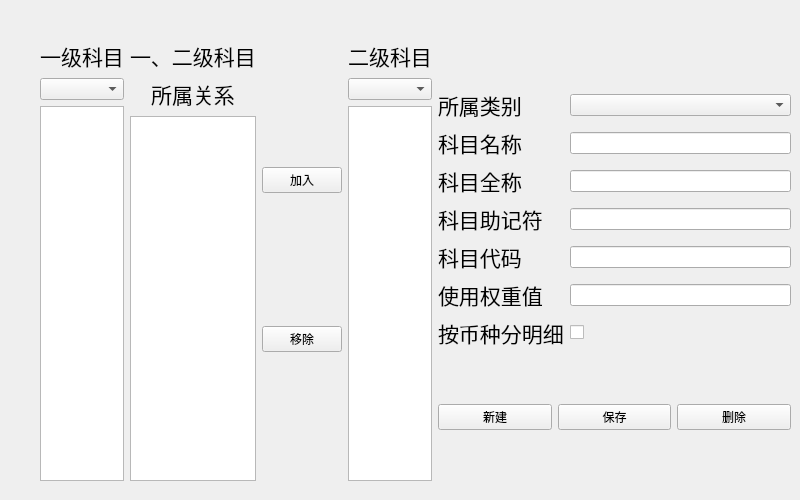
Above: forms/sndsubconfig.ui from wangkungit5905/PzAssistant before the change. Below: the same form after it.
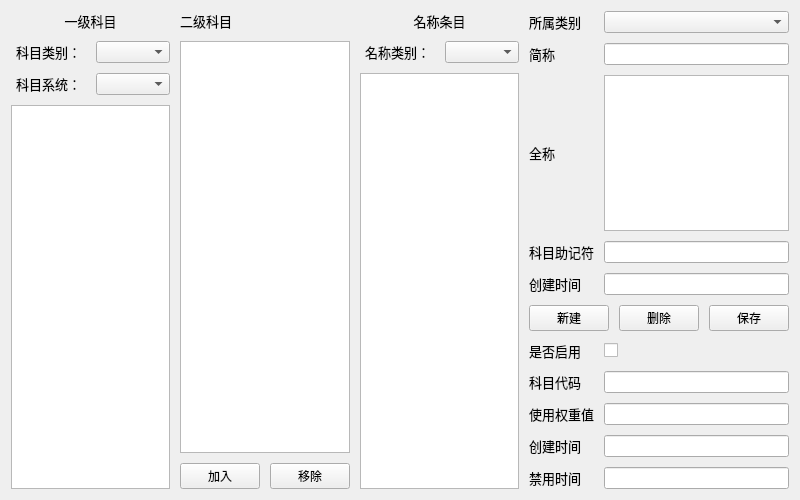
That is the form after the change. Custom widgets are drawn as their Qt base class.

What changed in the file:
```diff
--- a/forms/sndsubconfig.ui
+++ b/forms/sndsubconfig.ui
@@ -13,25 +13,17 @@
   <property name="windowTitle">
    <string>Form</string>
   </property>
-  <widget class="QWidget" name="layoutWidget">
-   <property name="geometry">
-    <rect>
-     <x>40</x>
-     <y>40</y>
-     <width>751</width>
-     <height>441</height>
-    </rect>
+  <layout class="QHBoxLayout" name="horizontalLayout_4">
+   <property name="spacing">
+    <number>10</number>
    </property>
-   <layout class="QHBoxLayout" name="mlayout" stretch="2,3">
-    <item>
-     <layout class="QHBoxLayout" name="horizontalLayout">
       <item>
        <layout class="QVBoxLayout" name="verticalLayout">
         <item>
          <widget class="QLabel" name="label">
           <property name="font">
            <font>
-            <pointsize>16</pointsize>
+         <pointsize>10</pointsize>
            </font>
           </property>
           <property name="text">
@@ -43,8 +35,45 @@
          </widget>
         </item>
         <item>
+      <layout class="QGridLayout" name="gridLayout_3">
+       <item row="0" column="0">
+        <widget class="QLabel" name="label_4">
+         <property name="font">
+          <font>
+           <pointsize>10</pointsize>
+          </font>
+         </property>
+         <property name="text">
+          <string>科目类别：</string>
+         </property>
+         <property name="alignment">
+          <set>Qt::AlignCenter</set>
+         </property>
+        </widget>
+       </item>
+       <item row="0" column="1">
          <widget class="QComboBox" name="cmbFst"/>
         </item>
+       <item row="1" column="0">
+        <widget class="QLabel" name="label_15">
+         <property name="font">
+          <font>
+           <pointsize>10</pointsize>
+          </font>
+         </property>
+         <property name="text">
+          <string>科目系统：</string>
+         </property>
+         <property name="alignment">
+          <set>Qt::AlignCenter</set>
+         </property>
+        </widget>
+       </item>
+       <item row="1" column="1">
+        <widget class="QComboBox" name="comboBox"/>
+       </item>
+      </layout>
+     </item>
         <item>
          <widget class="QListView" name="lstFst"/>
         </item>
@@ -56,36 +85,19 @@
          <widget class="QLabel" name="label_2">
           <property name="font">
            <font>
-            <pointsize>16</pointsize>
+         <pointsize>10</pointsize>
            </font>
           </property>
           <property name="text">
-           <string>一、二级科目</string>
-          </property>
-         </widget>
-        </item>
-        <item>
-         <widget class="QLabel" name="label_4">
-          <property name="font">
-           <font>
-            <pointsize>16</pointsize>
-           </font>
-          </property>
-          <property name="text">
-           <string>所属关系</string>
-          </property>
-          <property name="alignment">
-           <set>Qt::AlignCenter</set>
+        <string>二级科目</string>
           </property>
          </widget>
         </item>
         <item>
          <widget class="QListView" name="lstOwnership"/>
         </item>
-       </layout>
-      </item>
       <item>
-       <layout class="QVBoxLayout" name="verticalLayout_3">
+      <layout class="QHBoxLayout" name="horizontalLayout">
         <item>
          <widget class="QPushButton" name="btnAddTo">
           <property name="text">
@@ -102,17 +114,36 @@
         </item>
        </layout>
       </item>
+    </layout>
+   </item>
       <item>
-       <layout class="QVBoxLayout" name="verticalLayout_4">
+    <layout class="QVBoxLayout" name="verticalLayout_3">
         <item>
          <widget class="QLabel" name="label_3">
           <property name="font">
            <font>
-            <pointsize>16</pointsize>
+         <pointsize>10</pointsize>
            </font>
           </property>
           <property name="text">
-           <string>二级科目</string>
+        <string>名称条目</string>
+       </property>
+       <property name="alignment">
+        <set>Qt::AlignCenter</set>
+       </property>
+      </widget>
+     </item>
+     <item>
+      <layout class="QHBoxLayout" name="horizontalLayout_3">
+       <item>
+        <widget class="QLabel" name="label_16">
+         <property name="font">
+          <font>
+           <pointsize>10</pointsize>
+          </font>
+         </property>
+         <property name="text">
+          <string>名称类别：</string>
           </property>
           <property name="alignment">
            <set>Qt::AlignCenter</set>
@@ -122,22 +153,37 @@
         <item>
          <widget class="QComboBox" name="cmbSnd"/>
         </item>
+      </layout>
+     </item>
         <item>
          <widget class="QListWidget" name="lstSnd"/>
         </item>
        </layout>
       </item>
-     </layout>
-    </item>
     <item>
-     <layout class="QVBoxLayout" name="verticalLayout_5" stretch="6,1">
+    <layout class="QVBoxLayout" name="verticalLayout_4" stretch="2,0,4">
       <item>
-       <layout class="QGridLayout" name="gridLayout">
+      <layout class="QGridLayout" name="gridLayout_2">
+       <item row="2" column="1">
+        <widget class="QPlainTextEdit" name="edtSubLName"/>
+       </item>
+       <item row="2" column="0">
+        <widget class="QLabel" name="label_6">
+         <property name="font">
+          <font>
+           <pointsize>10</pointsize>
+          </font>
+         </property>
+         <property name="text">
+          <string>全称</string>
+         </property>
+        </widget>
+       </item>
         <item row="0" column="0">
          <widget class="QLabel" name="label_10">
           <property name="font">
            <font>
-            <pointsize>16</pointsize>
+           <pointsize>10</pointsize>
            </font>
           </property>
           <property name="text">
@@ -148,41 +194,11 @@
         <item row="0" column="1">
          <widget class="QComboBox" name="cmbClass"/>
         </item>
-        <item row="1" column="0">
-         <widget class="QLabel" name="label_5">
-          <property name="font">
-           <font>
-            <pointsize>16</pointsize>
-           </font>
-          </property>
-          <property name="text">
-           <string>科目名称</string>
-          </property>
-         </widget>
-        </item>
-        <item row="1" column="1">
-         <widget class="QLineEdit" name="edtSubSName"/>
-        </item>
-        <item row="2" column="0">
-         <widget class="QLabel" name="label_6">
-          <property name="font">
-           <font>
-            <pointsize>16</pointsize>
-           </font>
-          </property>
-          <property name="text">
-           <string>科目全称</string>
-          </property>
-         </widget>
-        </item>
-        <item row="2" column="1">
-         <widget class="QLineEdit" name="edtSubLName"/>
-        </item>
         <item row="3" column="0">
          <widget class="QLabel" name="label_7">
           <property name="font">
            <font>
-            <pointsize>16</pointsize>
+           <pointsize>10</pointsize>
            </font>
           </property>
           <property name="text">
@@ -190,56 +206,36 @@
           </property>
          </widget>
         </item>
+       <item row="4" column="0">
+        <widget class="QLabel" name="label_12">
+         <property name="font">
+          <font>
+           <pointsize>10</pointsize>
+          </font>
+         </property>
+         <property name="text">
+          <string>创建时间</string>
+         </property>
+        </widget>
+       </item>
+       <item row="1" column="1">
+        <widget class="QLineEdit" name="edtSubSName"/>
+       </item>
         <item row="3" column="1">
          <widget class="QLineEdit" name="edtRemark"/>
         </item>
-        <item row="4" column="0">
-         <widget class="QLabel" name="label_8">
-          <property name="font">
-           <font>
-            <pointsize>16</pointsize>
-           </font>
-          </property>
-          <property name="text">
-           <string>科目代码</string>
-          </property>
-         </widget>
-        </item>
         <item row="4" column="1">
-         <widget class="QLineEdit" name="edtCode"/>
-        </item>
-        <item row="5" column="0">
-         <widget class="QLabel" name="label_9">
+        <widget class="QLineEdit" name="edtNameCrtDate"/>
+       </item>
+       <item row="1" column="0">
+        <widget class="QLabel" name="label_5">
           <property name="font">
            <font>
-            <pointsize>16</pointsize>
+           <pointsize>10</pointsize>
            </font>
           </property>
           <property name="text">
-           <string>使用权重值</string>
-          </property>
-         </widget>
-        </item>
-        <item row="5" column="1">
-         <widget class="QLineEdit" name="edtWeight"/>
-        </item>
-        <item row="6" column="0">
-         <widget class="QLabel" name="label_11">
-          <property name="font">
-           <font>
-            <family>Andale Mono</family>
-            <pointsize>16</pointsize>
-           </font>
-          </property>
-          <property name="text">
-           <string>按币种分明细</string>
-          </property>
-         </widget>
-        </item>
-        <item row="6" column="1">
-         <widget class="CustomCheckBox" name="chkByMt">
-          <property name="text">
-           <string/>
+          <string>简称</string>
           </property>
          </widget>
         </item>
@@ -254,13 +250,6 @@
           </property>
          </widget>
         </item>
-        <item>
-         <widget class="QPushButton" name="btnSave">
-          <property name="text">
-           <string>保存</string>
-          </property>
-         </widget>
-        </item>
         <item>
          <widget class="QPushButton" name="btnDel">
           <property name="text">
@@ -268,20 +257,102 @@
           </property>
          </widget>
         </item>
-       </layout>
-      </item>
+       <item>
+        <widget class="QPushButton" name="btnSave">
+         <property name="text">
+          <string>保存</string>
+         </property>
+        </widget>
+       </item>
+      </layout>
+     </item>
+     <item>
+      <layout class="QGridLayout" name="gridLayout">
+       <item row="3" column="0">
+        <widget class="QLabel" name="label_13">
+         <property name="font">
+          <font>
+           <pointsize>10</pointsize>
+          </font>
+         </property>
+         <property name="text">
+          <string>创建时间</string>
+         </property>
+        </widget>
+       </item>
+       <item row="3" column="1">
+        <widget class="QLineEdit" name="edtSndSubCrtDate"/>
+       </item>
+       <item row="2" column="0">
+        <widget class="QLabel" name="label_9">
+         <property name="font">
+          <font>
+           <pointsize>10</pointsize>
+          </font>
+         </property>
+         <property name="text">
+          <string>使用权重值</string>
+         </property>
+        </widget>
+       </item>
+       <item row="0" column="0">
+        <widget class="QLabel" name="label_11">
+         <property name="font">
+          <font>
+           <pointsize>10</pointsize>
+          </font>
+         </property>
+         <property name="text">
+          <string>是否启用</string>
+         </property>
+        </widget>
+       </item>
+       <item row="2" column="1">
+        <widget class="QLineEdit" name="edtWeight"/>
+       </item>
+       <item row="1" column="1">
+        <widget class="QLineEdit" name="edtCode"/>
+       </item>
+       <item row="0" column="1">
+        <widget class="QCheckBox" name="checkBox">
+         <property name="text">
+          <string/>
+         </property>
+        </widget>
+       </item>
+       <item row="1" column="0">
+        <widget class="QLabel" name="label_8">
+         <property name="font">
+          <font>
+           <pointsize>10</pointsize>
+          </font>
+         </property>
+         <property name="text">
+          <string>科目代码</string>
+         </property>
+        </widget>
+       </item>
+       <item row="4" column="0">
+        <widget class="QLabel" name="label_14">
+         <property name="font">
+          <font>
+           <pointsize>10</pointsize>
+          </font>
+         </property>
+         <property name="text">
+          <string>禁用时间</string>
+         </property>
+        </widget>
+       </item>
+       <item row="4" column="1">
+        <widget class="QLineEdit" name="edtSndSubDisDate"/>
+       </item>
      </layout>
     </item>
    </layout>
-  </widget>
- </widget>
- <customwidgets>
-  <customwidget>
-   <class>CustomCheckBox</class>
-   <extends>QCheckBox</extends>
-   <header>widgets.h</header>
-  </customwidget>
- </customwidgets>
+   </item>
+  </layout>
+ </widget>
  <resources/>
  <connections/>
 </ui>
```
Lines whose indentation alone changed are shown as unchanged.
